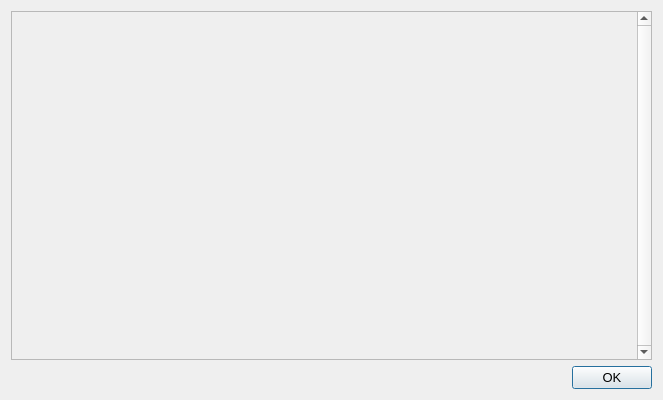
Qt form src/qt/forms/helpmessagedialog.ui (sexcoin-project/sexcoin) before a commit.
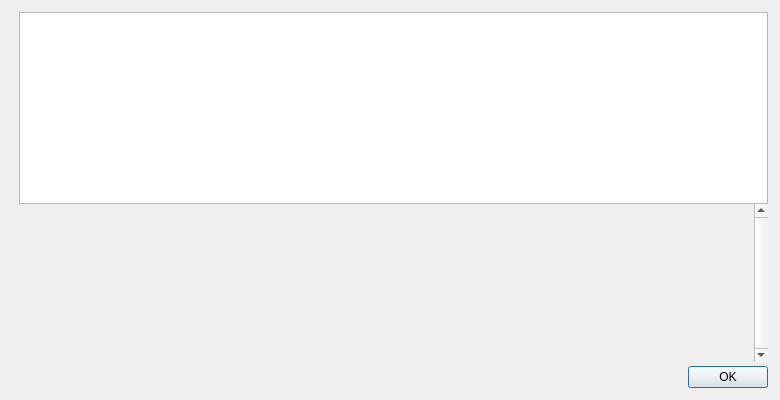
The same form after that commit. Icons and pictures are not drawn.

Patch:
```diff
--- a/src/qt/forms/helpmessagedialog.ui
+++ b/src/qt/forms/helpmessagedialog.ui
@@ -6,23 +6,88 @@
    <rect>
     <x>0</x>
     <y>0</y>
-    <width>663</width>
+    <width>780</width>
     <height>400</height>
    </rect>
   </property>
-  <property name="font">
-   <font>
-    <pointsize>10</pointsize>
-   </font>
-  </property>
-  <property name="windowTitle">
-   <string notr="true">Sexcoin Core - Command-line options</string>
-  </property>
   <layout class="QHBoxLayout" name="horizontalLayout_2">
+   <property name="spacing">
+    <number>0</number>
+   </property>
+   <property name="leftMargin">
+    <number>12</number>
+   </property>
+   <property name="topMargin">
+    <number>12</number>
+   </property>
+   <property name="rightMargin">
+    <number>12</number>
+   </property>
+   <property name="bottomMargin">
+    <number>12</number>
+   </property>
+   <item>
+    <layout class="QVBoxLayout" name="verticalLayoutLogo" stretch="0,0">
+     <property name="leftMargin">
+      <number>0</number>
+     </property>
+     <property name="topMargin">
+      <number>4</number>
+     </property>
+     <property name="rightMargin">
+      <number>0</number>
+     </property>
+     <item>
+      <widget class="QLabel" name="aboutLogo">
+       <property name="sizePolicy">
+        <sizepolicy hsizetype="Preferred" vsizetype="Ignored">
+         <horstretch>0</horstretch>
+         <verstretch>0</verstretch>
+        </sizepolicy>
+       </property>
+       <property name="maximumSize">
+        <size>
+         <width>100</width>
+         <height>100</height>
+        </size>
+       </property>
+       <property name="pixmap">
+        <pixmap resource="../bitcoin.qrc">:/icons/bitcoin</pixmap>
+       </property>
+       <property name="scaledContents">
+        <bool>true</bool>
+       </property>
+       <property name="alignment">
+        <set>Qt::AlignLeading|Qt::AlignLeft|Qt::AlignTop</set>
+       </property>
+      </widget>
+     </item>
+     <item>
+      <widget class="QFrame" name="frame">
+       <property name="frameShape">
+        <enum>QFrame::NoFrame</enum>
+       </property>
+       <property name="frameShadow">
+        <enum>QFrame::Raised</enum>
+       </property>
+      </widget>
+     </item>
+    </layout>
+   </item>
    <item>
     <layout class="QVBoxLayout" name="verticalLayout">
+     <item>
+      <widget class="QTextEdit" name="helpMessage">
+       <property name="readOnly">
+        <bool>true</bool>
+       </property>
+      </widget>
+     </item>
      <item>
       <widget class="QScrollArea" name="scrollArea">
+       <property name="frameShape">
+        <enum>QFrame::NoFrame</enum>
+       </property>
        <property name="verticalScrollBarPolicy">
         <enum>Qt::ScrollBarAlwaysOn</enum>
        </property>
@@ -30,29 +95,18 @@
         <bool>true</bool>
        </property>
        <widget class="QWidget" name="scrollAreaWidgetContents">
-        <property name="geometry">
-         <rect>
-          <x>0</x>
-          <y>0</y>
-          <width>624</width>
-          <height>348</height>
-         </rect>
-        </property>
-        <property name="cursor">
-         <cursorShape>UpArrowCursor</cursorShape>
-        </property>
         <layout class="QVBoxLayout" name="verticalLayout_2">
          <item>
           <widget class="QLabel" name="helpMessageLabel">
            <property name="cursor">
             <cursorShape>IBeamCursor</cursorShape>
            </property>
-           <property name="styleSheet">
-            <string notr="true">background-image: url(:/images/about);</string>
-           </property>
            <property name="textFormat">
             <enum>Qt::PlainText</enum>
            </property>
+           <property name="alignment">
+            <set>Qt::AlignLeading|Qt::AlignLeft|Qt::AlignTop</set>
+           </property>
            <property name="openExternalLinks">
             <bool>true</bool>
            </property>
@@ -65,6 +119,22 @@
        </widget>
       </widget>
      </item>
+     <item>
+      <spacer name="verticalSpacer">
+       <property name="orientation">
+        <enum>Qt::Vertical</enum>
+       </property>
+       <property name="sizeType">
+        <enum>QSizePolicy::Fixed</enum>
+       </property>
+       <property name="sizeHint" stdset="0">
+        <size>
+         <width>4</width>
+         <height>4</height>
+        </size>
+       </property>
+      </spacer>
+     </item>
      <item>
       <widget class="QDialogButtonBox" name="okButton">
        <property name="orientation">
```
Left out of the diff: 2 changed lines with no effect on the pictures.
